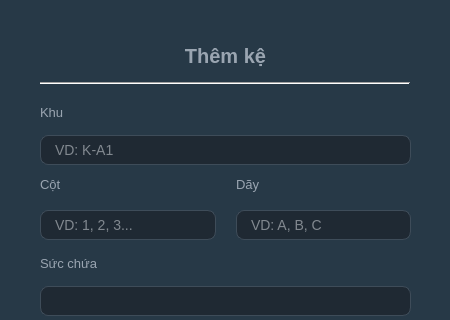
This is src/ui/generated/them_ke_dark.ui in Des1r3d/KiThuatLapTrinhNhom3 as Qt 5 draws it before an edit; both pictures show x 0 to 450 and y 0 to 320 of the 450 by 460 pixel window. The edited form follows.
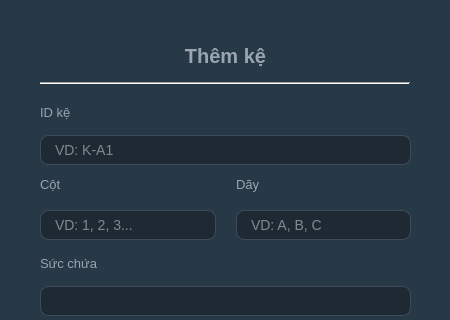
This is the edited form.

Commit message: Chỉnh dialog 1

```diff
--- a/src/ui/generated/them_ke_dark.ui
+++ b/src/ui/generated/them_ke_dark.ui
@@ -153,7 +153,7 @@
       <item>
        <widget class="QLabel" name="lbl_id">
         <property name="text">
-         <string>Khu</string>
+         <string>ID kệ</string>
         </property>
        </widget>
       </item>
```
The commit also changes 7 other files.
